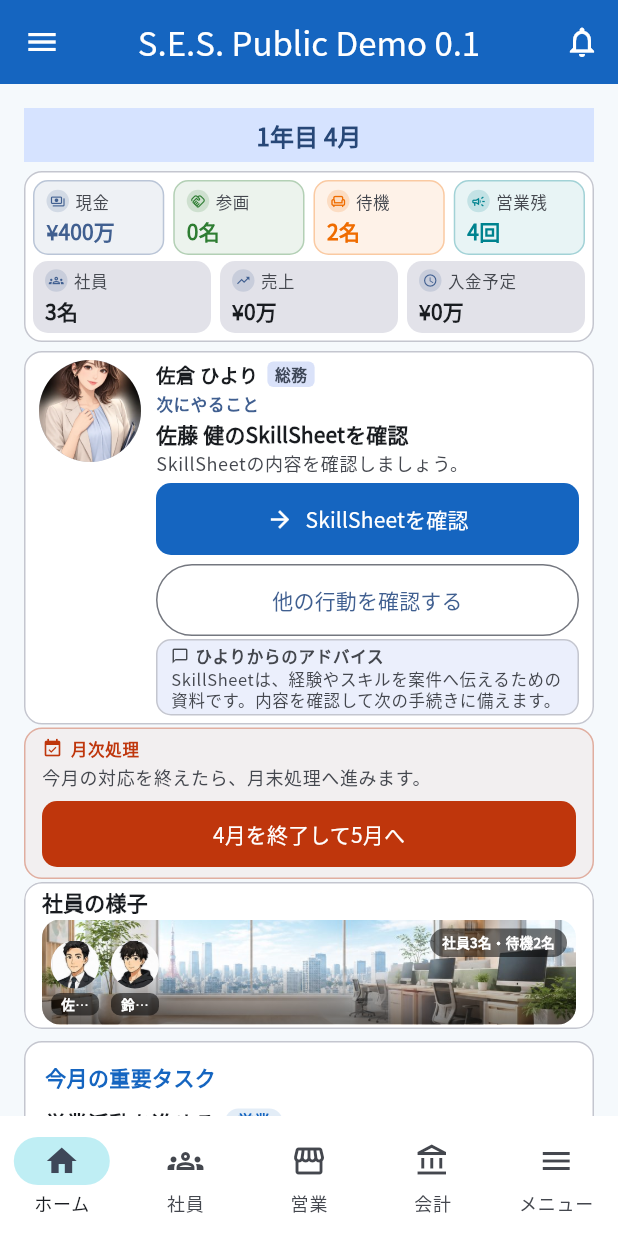
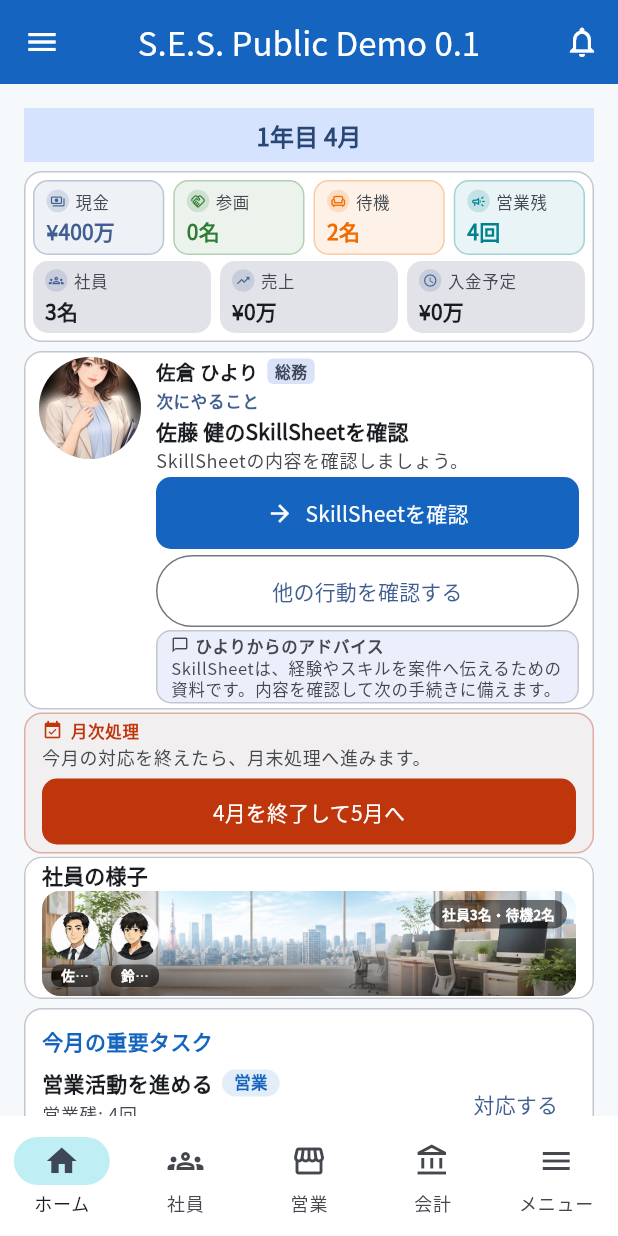
Before and after one commit to perusonao/smile_enjoy_story, a Flutter app: the PublicDemo01PlaceholderScreen screen opened directly, on a phone screen of 412 x 824 dp. Run offline on Flutter 3.47's test engine with Material 3 defaults, Android fonts, the phone set to English and light mode, and no system bars; our stand-ins replace shared_preferences, web; accounts and stored records are empty.

Commit message:
Issue #173: finish HOME one-screen density and add 営業 empty state
Priority 1-4 (HOME density): trim padding/gaps on Hiyori Navigator, the
monthly primary CTA card, the employee summary (Office Stage) chrome, and
the shared home-section-card shell/divider — no font size or interactive
target shrunk. 今月の重要タスク now starts inside the unscrolled 360x800/
390x844 raw viewport instead of entirely below it (measured before/after
in the result report).

Priority 5 (truthful empty states): 営業 rendered a fully blank body in
April and again from August on (once its funnel/assignment cards have
nothing left to show). Added a non-action empty-state card, only when the
tab's real content list is genuinely empty, with month-appropriate
truthful copy and a real navigation CTA to 社員 — never a fabricated
sales/recruiting action.

No lib/game/** change; no domain/save/finance/Month Guard/Recovery Loop/
Recommended Action/CI change. Real five-tab architecture and fresh-April
SkillSheet routing from PR #172 preserved and re-pinned by new tests.

flutter analyze: clean. Focused density test: 5/5. Full
test/ui/public_demo/: 241/241. Full flutter test: 1,527/1,527.

Co-Authored-By: Claude Sonnet 5 <noreply@anthropic.com>
Claude-Session: https://claude.ai/code/session_01K7fYZTUt7GDdWhjPsi1vDj

```diff
--- a/lib/presentation/home/widgets/home_navigator_section.dart
+++ b/lib/presentation/home/widgets/home_navigator_section.dart
@@ -55,7 +55,11 @@ class HomeNavigatorMetrics {
   // HOME-COMPACT-1B.4: trimmed from 8 to help fit 社員概要 back into the
   // unscrolled initial view — see [compactCeiling]'s own doc for why the
   // bigger portrait this phase also adds costs nothing on top of this.
-  static const double cardPaddingVertical = 6;
+  //
+  // PUBLIC-DEMO-HOME-UI-3C: trimmed again, from 6, as part of bringing
+  // 今月の重要タスク into the unscrolled 360x800 initial view — see the
+  // Issue #173 result report for the measured before/after top position.
+  static const double cardPaddingVertical = 4;
   static const double cardPaddingHorizontal = 10;
 
   /// Gap between the name/role line and the greeting below it.
@@ -256,7 +260,11 @@ class HomeNavigatorSection extends StatelessWidget {
                       ),
                     ),
                     if (advice.ctaLabel case final ctaLabel?) ...[
-                      const SizedBox(height: 6),
+                      // PUBLIC-DEMO-HOME-UI-3C: trimmed from 6 — the 48pt
+                      // CTA itself is unchanged (its height comes from
+                      // `minimumSize`, not this gap), so this only removes
+                      // slack between it and the message above.
+                      const SizedBox(height: 4),
                       SizedBox(
                         width: double.infinity,
                         child: FilledButton.icon(
@@ -284,7 +292,10 @@ class HomeNavigatorSection extends StatelessWidget {
                       ),
                     ],
                     if (advice.secondaryLabel case final secondaryLabel?) ...[
-                      const SizedBox(height: 6),
+                      // PUBLIC-DEMO-HOME-UI-3C: trimmed from 6, same
+                      // reasoning as the primary CTA's own gap above — the
+                      // 48pt minimum height is untouched.
+                      const SizedBox(height: 4),
                       SizedBox(
                         width: double.infinity,
                         child: OutlinedButton(
@@ -404,7 +415,10 @@ class _AdviceBubbleState extends State<_AdviceBubble> {
           border: Border.all(color: scheme.outlineVariant),
         ),
         child: Padding(
-          padding: const EdgeInsets.fromLTRB(10, 3, 10, 3),
+          // PUBLIC-DEMO-HOME-UI-3C: trimmed vertical padding from 3 — the
+          // bubble is the last thing inside a card whose height is already
+          // budgeted, and this is real slack, not a text-height floor.
+          padding: const EdgeInsets.fromLTRB(10, 2, 10, 2),
           child: Column(
             crossAxisAlignment: CrossAxisAlignment.start,
             mainAxisSize: MainAxisSize.min,
--- a/lib/presentation/home/widgets/home_office_stage_section.dart
+++ b/lib/presentation/home/widgets/home_office_stage_section.dart
@@ -70,8 +70,11 @@ class HomeOfficeStageMetrics {
   static const double chromeHeight =
       _cardPaddingTop + _titleRowHeight + _titleGap + _cardPaddingBottom;
 
-  static const double _cardPaddingTop = 3;
-  static const double _cardPaddingBottom = 3;
+  // PUBLIC-DEMO-HOME-UI-3C: trimmed from 3/3/2 as part of "slightly compact
+  // employee summary" (Issue #173) — the same real-slack-not-text-floor
+  // reasoning HOME-COMPACT-1B.4 already used for this padding/gap pair.
+  static const double _cardPaddingTop = 2;
+  static const double _cardPaddingBottom = 2;
   static const double _cardPaddingHorizontal = 12;
   // _titleRowHeight is kept at 20 rather than shrunk further: it is a
   // MINIMUM constraint on the title row (see the widget body below), not a
@@ -82,7 +85,7 @@ class HomeOfficeStageMetrics {
   // HOME-COMPACT-1B.4 trims _titleGap (a real gap, not a text-height floor)
   // from 8 for the same reason it trims the paddings above.
   static const double _titleRowHeight = 20;
-  static const double _titleGap = 2;
+  static const double _titleGap = 1;
 
   /// What the whole card is designed to measure at each target.
   static const double compactComponentHeight =
--- a/lib/ui/public_demo/public_demo_home_presentation_components.dart
+++ b/lib/ui/public_demo/public_demo_home_presentation_components.dart
@@ -90,7 +90,10 @@ class PublicDemoImportantTasksSection extends StatelessWidget {
     child: Column(
       children: [
         for (var i = 0; i < items.length; i++) ...[
-          if (i > 0) const Divider(height: 16),
+          // PUBLIC-DEMO-HOME-UI-3C: trimmed from 16 — real space between
+          // rows, not a text-height floor — as part of bringing this
+          // section closer to the unscrolled initial view (Issue #173).
+          if (i > 0) const Divider(height: 10),
           _ImportantTaskRow(item: items[i]),
         ],
       ],
@@ -282,7 +285,10 @@ class PublicDemoMonthlyPrimaryCtaSection extends StatelessWidget {
         side: BorderSide(color: _accent.withValues(alpha: 0.35)),
       ),
       child: Padding(
-        padding: const EdgeInsets.fromLTRB(12, 6, 12, 6),
+        // PUBLIC-DEMO-HOME-UI-3C: trimmed vertical padding from 6 as part of
+        // compressing this month-close card's own footprint (Issue #173) —
+        // no text or the button's own 44pt minimum height changed.
+        padding: const EdgeInsets.fromLTRB(12, 4, 12, 4),
         child: Column(
           crossAxisAlignment: CrossAxisAlignment.start,
           mainAxisSize: MainAxisSize.min,
@@ -300,7 +306,7 @@ class PublicDemoMonthlyPrimaryCtaSection extends StatelessWidget {
                 ),
               ],
             ),
-            const SizedBox(height: 3),
+            const SizedBox(height: 2),
             Text(
               action.description,
               style: theme.textTheme.bodySmall?.copyWith(
@@ -309,7 +315,7 @@ class PublicDemoMonthlyPrimaryCtaSection extends StatelessWidget {
               maxLines: 2,
               overflow: TextOverflow.ellipsis,
             ),
-            const SizedBox(height: 6),
+            const SizedBox(height: 4),
             SizedBox(
               width: double.infinity,
               child: FilledButton(
@@ -413,7 +419,10 @@ class _HomeSectionCard extends StatelessWidget {
   Widget build(BuildContext context) => Card(
     key: cardKey,
     child: Padding(
-      padding: const EdgeInsets.all(14),
+      // PUBLIC-DEMO-HOME-UI-3C: trimmed from 14/10 — shared by 今月の重要
+      // タスク/クイックアクセス/今月の支出予定, all real card padding rather
+      // than text/touch-target room — as part of the Issue #173 density pass.
+      padding: const EdgeInsets.all(12),
       child: Column(
         crossAxisAlignment: CrossAxisAlignment.start,
         children: [
@@ -424,7 +433,7 @@ class _HomeSectionCard extends StatelessWidget {
               color: accent ? SesTheme.primaryBlue : null,
             ),
           ),
-          const SizedBox(height: 10),
+          const SizedBox(height: 8),
           child,
         ],
       ),
```
Also changed, not shown: lib/ui/public_demo/public_demo_01_placeholder_screen.dart (+82 -15 lines), 11 other files.
